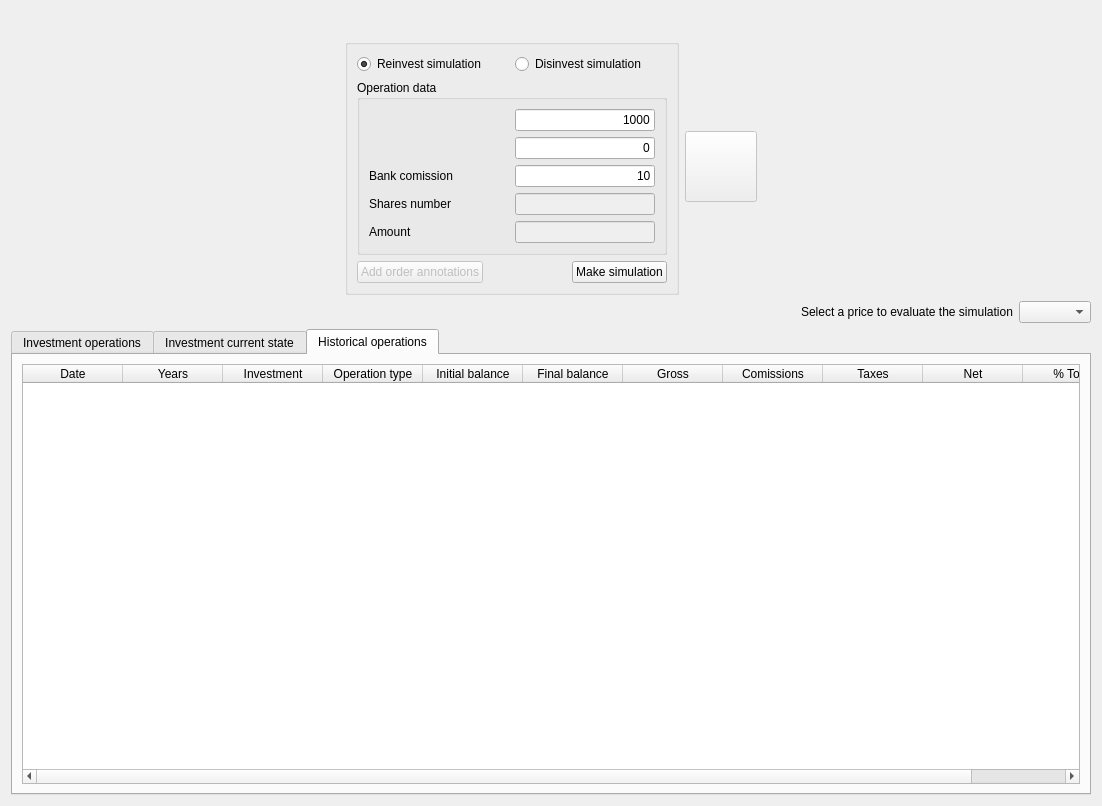
The window that xulpymoney/ui/wdgDisReinvest.ui (turulomio/xulpymoney) describes before a commit, drawn with Qt 5.
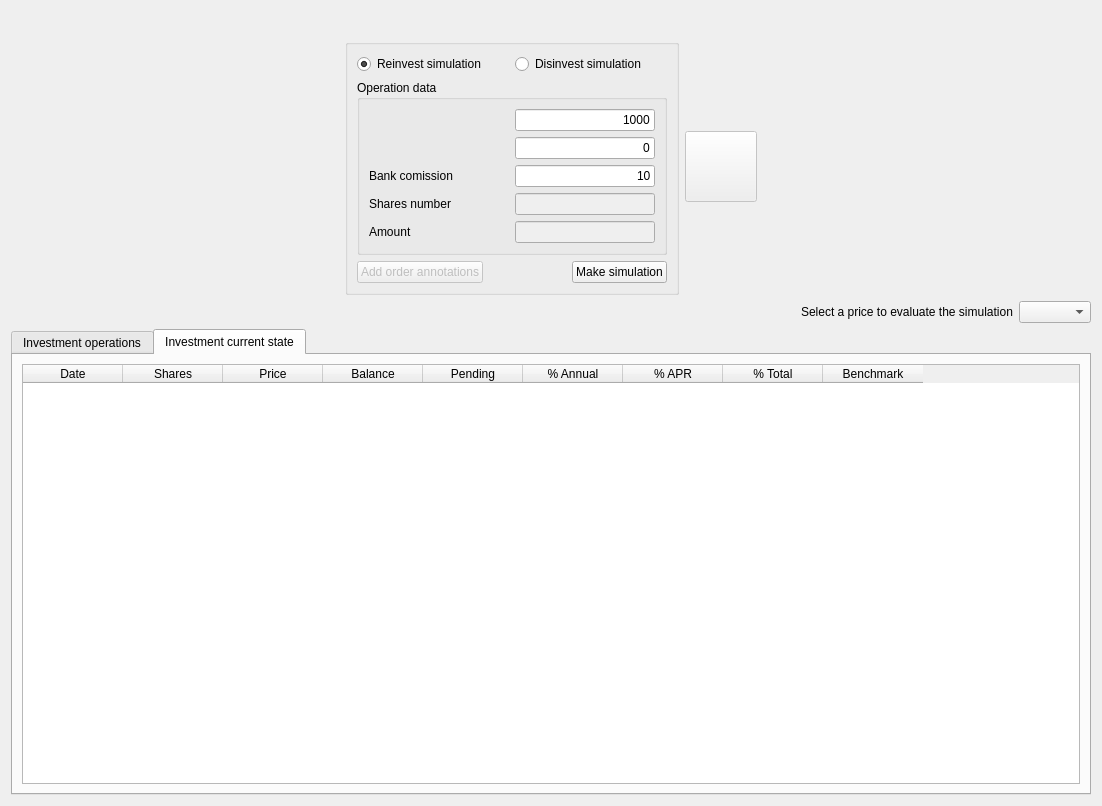
The same window after the commit. Icons and pictures are not drawn. Custom widgets are drawn as their Qt base class.

Commit message: Improved and fixing bug with Reinvest dialog

What changed in the file:
```diff
--- a/xulpymoney/ui/wdgDisReinvest.ui
+++ b/xulpymoney/ui/wdgDisReinvest.ui
@@ -346,7 +346,7 @@
      <item>
       <widget class="QTabWidget" name="tabOps">
        <property name="currentIndex">
-        <number>2</number>
+        <number>1</number>
        </property>
        <widget class="QWidget" name="tab_13">
         <attribute name="title">
@@ -479,87 +479,6 @@
          </item>
         </layout>
        </widget>
-       <widget class="QWidget" name="tab_14">
-        <attribute name="title">
-         <string>Historical operations</string>
-        </attribute>
-        <layout class="QHBoxLayout" name="horizontalLayout_27">
-         <item>
-          <widget class="myQTableWidget" name="tblHistoricalOps">
-           <property name="contextMenuPolicy">
-            <enum>Qt::CustomContextMenu</enum>
-           </property>
-           <property name="editTriggers">
-            <set>QAbstractItemView::NoEditTriggers</set>
-           </property>
-           <property name="alternatingRowColors">
-            <bool>true</bool>
-           </property>
-           <property name="selectionMode">
-            <enum>QAbstractItemView::NoSelection</enum>
-           </property>
-           <attribute name="verticalHeaderVisible">
-            <bool>false</bool>
-           </attribute>
-           <column>
-            <property name="text">
-             <string>Date</string>
-            </property>
-           </column>
-           <column>
-            <property name="text">
-             <string>Years</string>
-            </property>
-           </column>
-           <column>
-            <property name="text">
-             <string>Investment</string>
-            </property>
-           </column>
-           <column>
-            <property name="text">
-             <string>Operation type</string>
-            </property>
-           </column>
-           <column>
-            <property name="text">
-             <string>Initial balance</string>
-            </property>
-           </column>
-           <column>
-            <property name="text">
-             <string>Final balance</string>
-            </property>
-           </column>
-           <column>
-            <property name="text">
-             <string>Gross</string>
-            </property>
-           </column>
-           <column>
-            <property name="text">
-             <string>Comissions</string>
-            </property>
-           </column>
-           <column>
-            <property name="text">
-             <string>Taxes</string>
-            </property>
-           </column>
-           <column>
-            <property name="text">
-             <string>Net</string>
-            </property>
-           </column>
-           <column>
-            <property name="text">
-             <string>% Total</string>
-            </property>
-           </column>
-          </widget>
-         </item>
-        </layout>
-       </widget>
       </widget>
      </item>
     </layout>
```
The commit also changes 1 other file.
